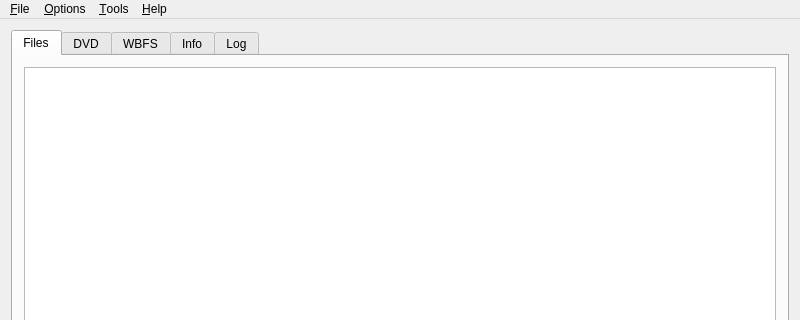
Above: resources/ui/wiibafu.ui from evertonstz/wiibafu before the change; both pictures show x 0 to 800 and y 0 to 320 of the 800 by 640 pixel window. Below: the same form after it.
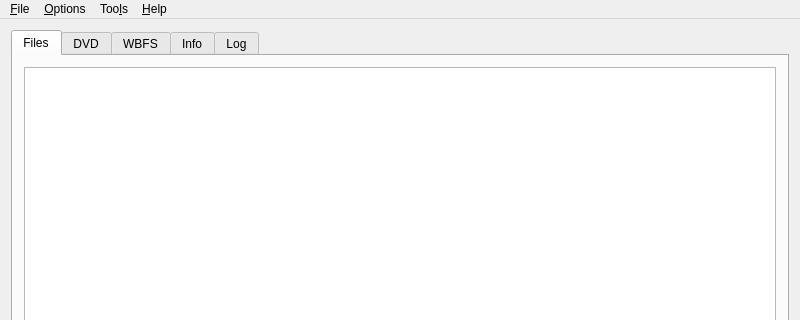
That is the form after the change. Icons and pictures are not drawn.

```diff
--- a/resources/ui/wiibafu.ui
+++ b/resources/ui/wiibafu.ui
@@ -1206,7 +1206,7 @@
    </widget>
    <widget class="QMenu" name="menuTools">
     <property name="title">
-     <string>&amp;Tools</string>
+     <string>Too&amp;ls</string>
     </property>
     <addaction name="menuTools_CheckWBFS"/>
     <addaction name="menuTools_CreateWBFS"/>
```
Left out of the diff: 9 changed lines with no effect on the pictures.
